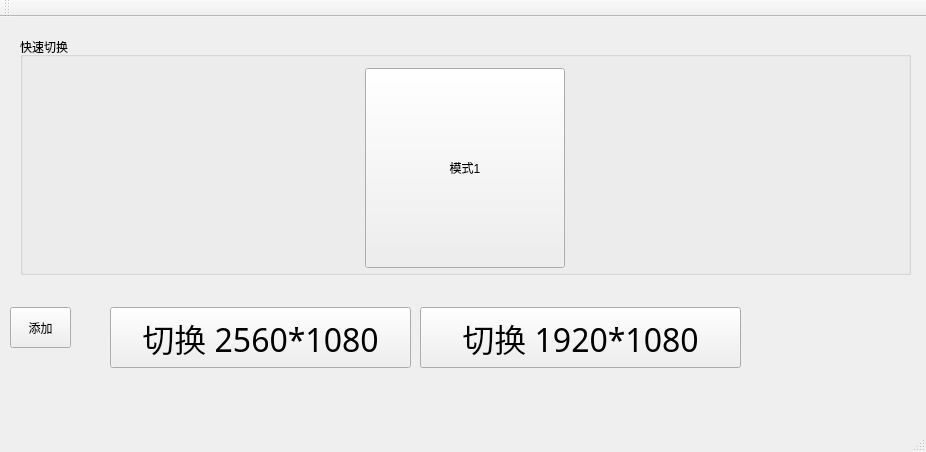
First picture: the form in mainwindow.ui, repository shuiyuea/DisplayResolutionSwitcher, before the edit.
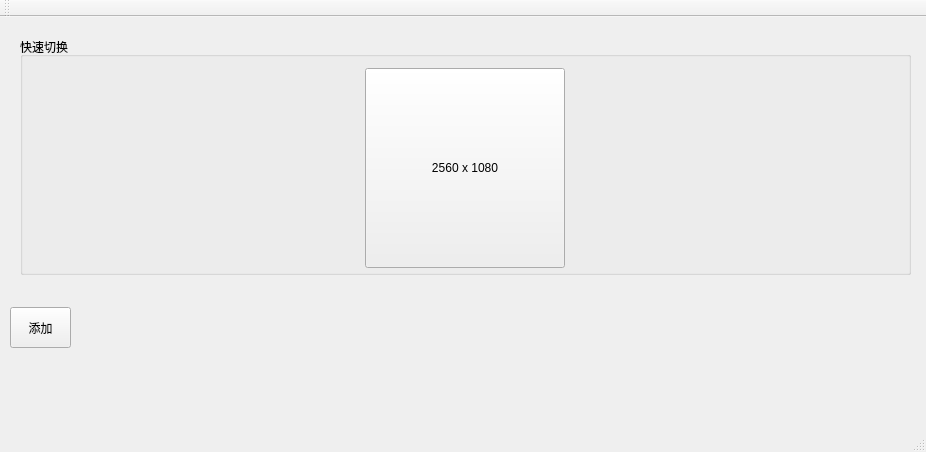
Second picture: the form after the edit.

Commit message: 代码改进，界面改进，默认三个分辨率切换按钮

Patch:
```diff
--- a/mainwindow.ui
+++ b/mainwindow.ui
@@ -14,44 +14,6 @@
    <string>DisplayResolutionSwitcher-分辨率切换器</string>
   </property>
   <widget class="QWidget" name="centralWidget">
-   <widget class="QPushButton" name="pushButton_2">
-    <property name="geometry">
-     <rect>
-      <x>420</x>
-      <y>290</y>
-      <width>321</width>
-      <height>61</height>
-     </rect>
-    </property>
-    <property name="font">
-     <font>
-      <family>幼圆</family>
-      <pointsize>24</pointsize>
-     </font>
-    </property>
-    <property name="text">
-     <string>切换 1920*1080</string>
-    </property>
-   </widget>
-   <widget class="QPushButton" name="pushButton">
-    <property name="geometry">
-     <rect>
-      <x>110</x>
-      <y>290</y>
-      <width>301</width>
-      <height>61</height>
-     </rect>
-    </property>
-    <property name="font">
-     <font>
-      <family>幼圆</family>
-      <pointsize>24</pointsize>
-     </font>
-    </property>
-    <property name="text">
-     <string>切换 2560*1080</string>
-    </property>
-   </widget>
    <widget class="QGroupBox" name="groupBoxMode">
     <property name="geometry">
      <rect>
@@ -86,7 +48,7 @@
         </size>
        </property>
        <property name="text">
-        <string>模式1</string>
+        <string>2560 x 1080</string>
        </property>
       </widget>
      </item>
```
Left out of the diff: 2 changed lines with no effect on the pictures. The commit also changes 2 other files.
